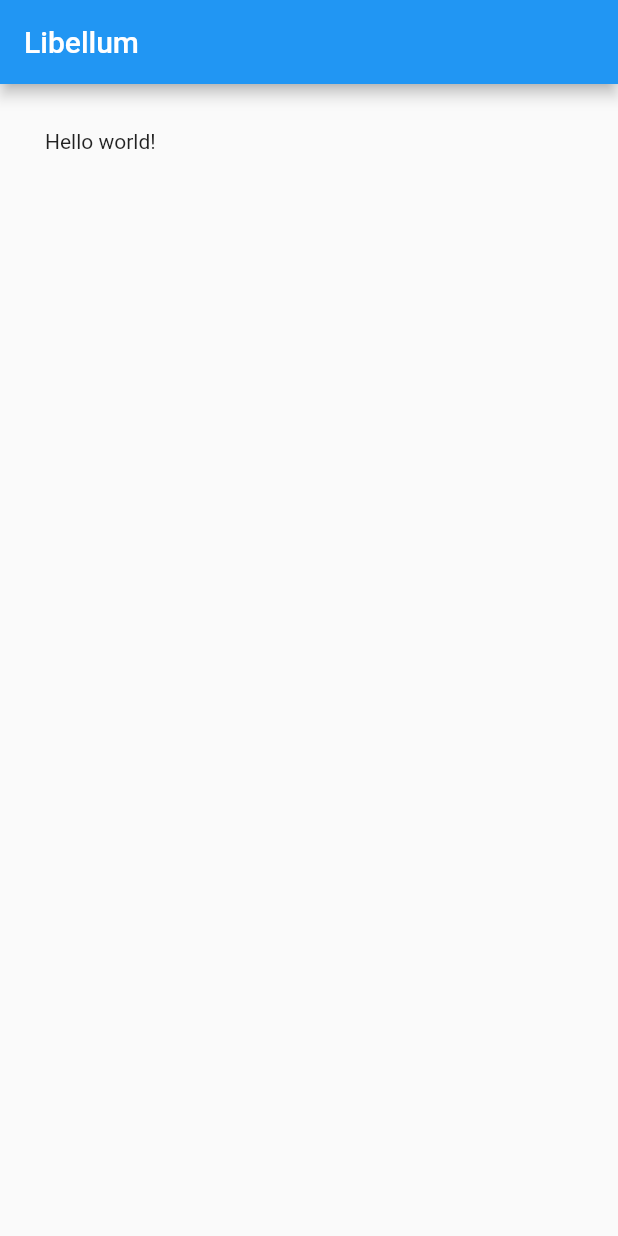
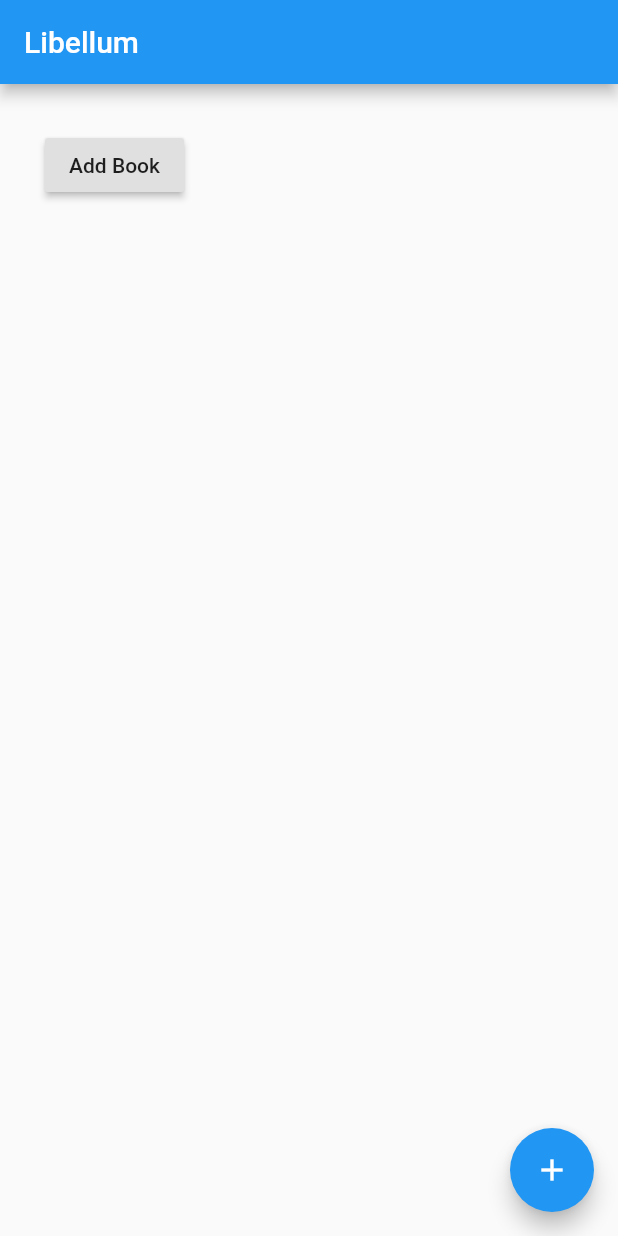
Before and after one commit to Apexal/libellum, a Flutter app: the screen it shows after launch, on a phone screen of 412 x 824 dp. Run offline on Flutter 3.47's test engine with Material 2 defaults, Android fonts, the phone set to English and light mode, and no system bars.

Commit message:
Home and New Book routes

```diff
--- a/lib/main.dart
+++ b/lib/main.dart
@@ -1,4 +1,6 @@
 import 'package:flutter/material.dart';
+
+import './add_book.dart';
 
 final String appTitle = 'Libellum';
 
@@ -9,16 +11,38 @@ class Book {
   final int pageCount;
 }
 
+class Home extends StatelessWidget {
+  @override
+  Widget build(BuildContext context) {
+    return Scaffold(
+      appBar: AppBar(
+        title: Text(appTitle),
+      ),
+      body: Container(
+        padding: EdgeInsets.all(30),
+        child: RaisedButton(
+          onPressed: () {
+            Navigator.push(
+              context,
+              MaterialPageRoute(builder: (context) => AddBookRoute()),
+            );
+          },
+          child: Text('Add Book'),
+        ),
+      ),
+      floatingActionButton: FloatingActionButton(
+          child: Icon(Icons.add),
+          tooltip: 'Add new book',
+          onPressed: () {
+            Navigator.push(
+              context,
+              MaterialPageRoute(builder: (context) => AddBookRoute()),
+            );
+          },),
+    );
+  }
+}
+
 void main() {
-  runApp(MaterialApp(
-      title: appTitle,
-      home: Scaffold(
-        appBar: AppBar(
-          title: Text(appTitle),
-        ),
-        body: Container(
-          padding: EdgeInsets.all(30),
-          child: Text('Hello world!'),
-        ),
-      )));
+  runApp(MaterialApp(title: appTitle, home: Home()));
 }
```
Also changed, not shown: lib/add_book.dart (added, +15 -0 lines).
